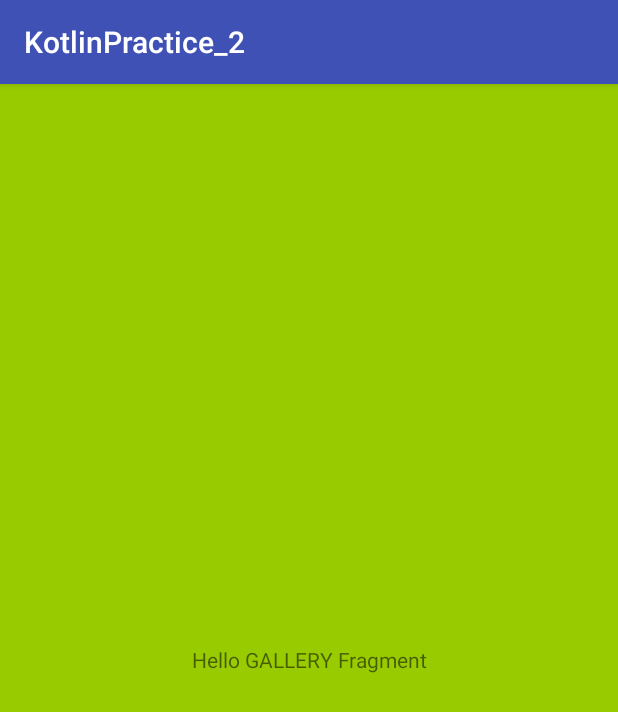
After one commit to preyansh11911/KotlinStructure, an Android app: the fragment GalleryFragment shown on its own in the app's theme, on a phone screen of 412 x 824 dp. The commit adds this screen. Shown: the top 712 px of the screen. Run offline under Robolectric (Android 15) with nearby library versions, the phone set to English and light mode, and no system bars.

Commit message:
- Fragment added

```diff
--- /dev/null
+++ b/app/src/main/java/com/example/parth/kotlinpractice_2/gallery/GalleryFragment.kt
@@ -0,0 +1,25 @@
+package com.example.parth.kotlinpractice_2.gallery
+
+
+import android.os.Bundle
+import android.support.v4.app.Fragment
+import android.view.LayoutInflater
+import android.view.View
+import android.view.ViewGroup
+
+import com.example.parth.kotlinpractice_2.R
+
+class GalleryFragment : Fragment() {
+
+    override fun onCreateView(inflater: LayoutInflater, container: ViewGroup?,
+                              savedInstanceState: Bundle?): View? {
+        // Inflate the layout for this fragment
+        return inflater.inflate(R.layout.fragment_gallery, container, false)
+    }
+
+
+    companion object {
+        fun newInstance() = GalleryFragment()
+    }
+
+}
--- a/app/src/main/java/com/example/parth/kotlinpractice_2/support/BottomNavigationBuilder.kt
+++ b/app/src/main/java/com/example/parth/kotlinpractice_2/support/BottomNavigationBuilder.kt
@@ -7,6 +7,7 @@ import android.support.design.internal.BottomNavigationMenuView
 import android.support.design.widget.BottomNavigationView
 import android.util.Log
 import com.example.parth.kotlinpractice_2.kotlin.getColor
+import kotlinx.android.synthetic.main.activity_core.*
 import kotlinx.android.synthetic.main.content_drawer.*
 
 
@@ -20,7 +21,7 @@ class BottomNavigationBuilder(val coreActivity: CoreActivity<*, *, *>) {
             view = coreActivity.bottom_navigation_nav_drawer
         } else {
             coreActivity.coreViewModel.hasBottomNavigation.set(true)
-            view = coreActivity.bottom_navigation_nav_drawer
+            view = coreActivity.bottom_navigation
         }
     }
 
--- /dev/null
+++ b/app/src/main/java/com/example/parth/kotlinpractice_2/support/FragmentBuilder.kt
@@ -0,0 +1,5 @@
+package com.example.parth.kotlinpractice_2.support
+
+class FragmentBuilder(val coreActivity: CoreActivity<*, *, *>) {
+    fun abc() {}
+}
--- a/app/src/main/res/drawable-v21/ic_menu_camera.xml
+++ b/app/src/main/res/layout/fragment_gallery.xml
@@ -1,12 +1,16 @@
-<vector xmlns:android="http://schemas.android.com/apk/res/android"
-    android:width="24dp"
-    android:height="24dp"
-    android:viewportHeight="24.0"
-    android:viewportWidth="24.0">
-    <path
-        android:fillColor="#FF000000"
-        android:pathData="M12,12m-3.2,0a3.2,3.2 0,1 1,6.4 0a3.2,3.2 0,1 1,-6.4 0" />
-    <path
-        android:fillColor="#FF000000"
-        android:pathData="M9,2L7.17,4H4c-1.1,0 -2,0.9 -2,2v12c0,1.1 0.9,2 2,2h16c1.1,0 2,-0.9 2,-2V6c0,-1.1 -0.9,-2 -2,-2h-3.17L15,2H9zm3,15c-2.76,0 -5,-2.24 -5,-5s2.24,-5 5,-5 5,2.24 5,5 -2.24,5 -5,5z" />
-</vector>
+<?xml version="1.0" encoding="utf-8"?>
+<FrameLayout xmlns:android="http://schemas.android.com/apk/res/android"
+    xmlns:tools="http://schemas.android.com/tools"
+    android:layout_width="match_parent"
+    android:layout_height="match_parent"
+    tools:context=".gallery.GalleryFragment">
+
+    <!-- TODO: Update blank fragment layout -->
+    <TextView
+        android:layout_width="match_parent"
+        android:layout_height="match_parent"
+        android:background="@android:color/holo_green_light"
+        android:gravity="center"
+        android:text="Hello GALLERY Fragment" />
+
+</FrameLayout>
```
Also changed, not shown: app/src/main/java/com/example/parth/kotlinpractice_2/camera/CameraFragment.kt (+6 -1 lines), app/src/main/java/com/example/parth/kotlinpractice_2/kotlin/ext.kt (+17 -0 lines), app/src/main/java/com/example/parth/kotlinpractice_2/module/MainActivity.kt (+4 -4 lines), app/src/main/java/com/example/parth/kotlinpractice_2/module/MainViewModel.kt (+9 -13 lines), app/src/main/java/com/example/parth/kotlinpractice_2/support/CoreActivity.kt (+5 -13 lines), app/src/main/java/com/example/parth/kotlinpractice_2/support/CoreFragment.kt (+5 -2 lines).
